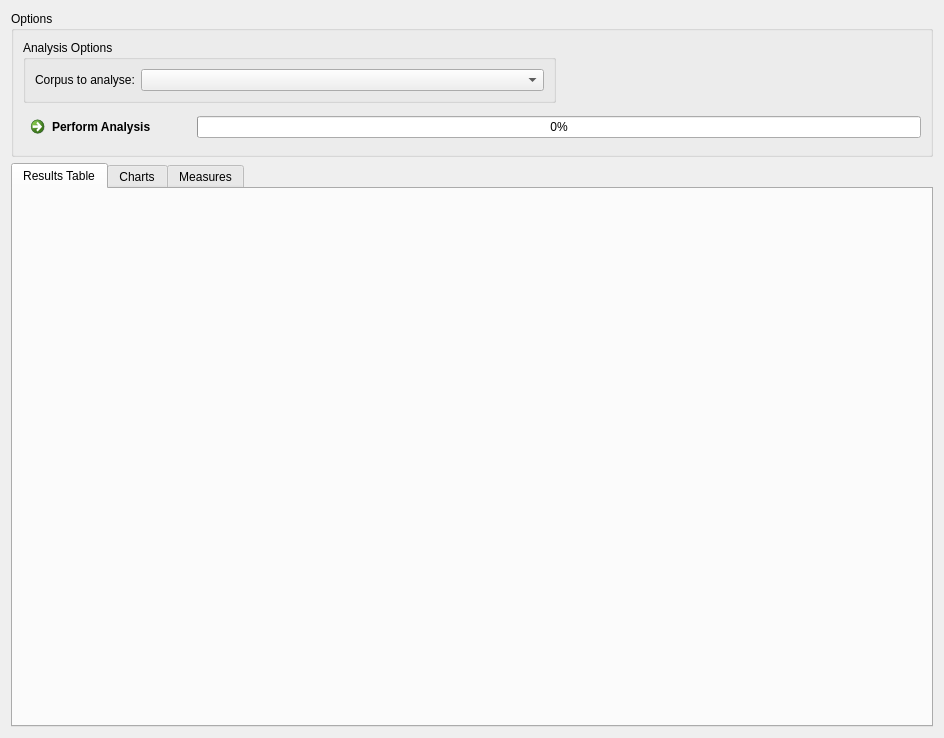
Above: app/statistics/prosody/GlobalProsodicProfileWidget.ui from praaline/Praaline before the change. Below: the same form after it.
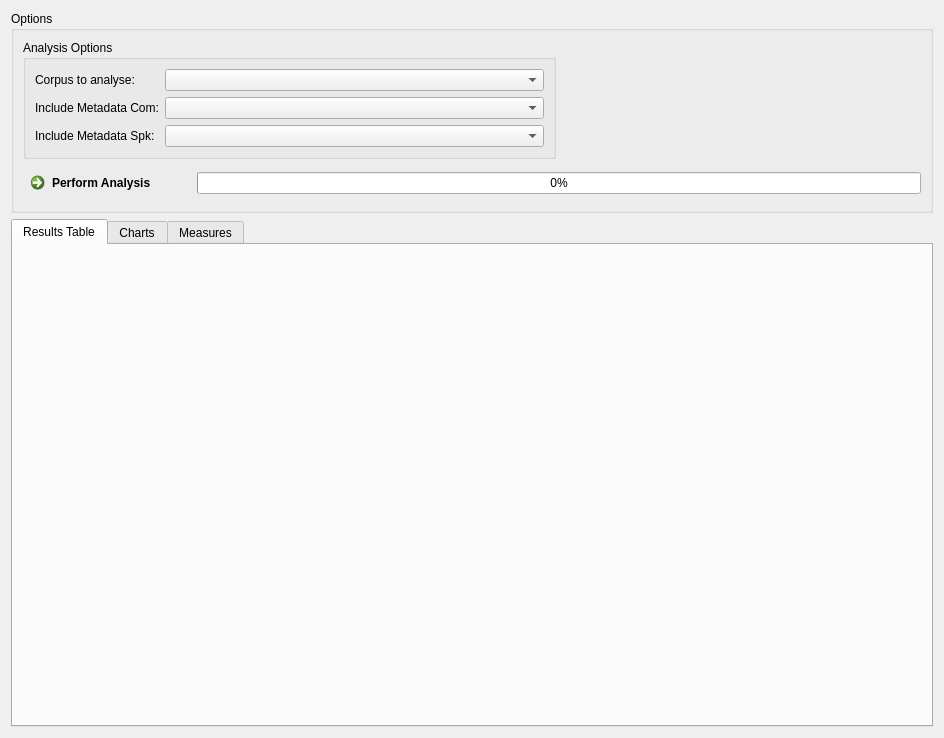
That is the form after the change. The open tabs and pages were chosen to show the change. Custom widgets are drawn as their Qt base class.

Commit message: Improvements in statistical analysis widgets

```diff
--- a/app/statistics/prosody/GlobalProsodicProfileWidget.ui
+++ b/app/statistics/prosody/GlobalProsodicProfileWidget.ui
@@ -77,6 +77,29 @@
          <string>Analysis Options</string>
         </property>
         <layout class="QGridLayout" name="gridLayout">
+         <item row="2" column="1">
+          <widget class="CheckBoxList" name="comboBoxMetadataCom">
+           <property name="sizePolicy">
+            <sizepolicy hsizetype="Expanding" vsizetype="Fixed">
+             <horstretch>0</horstretch>
+             <verstretch>0</verstretch>
+            </sizepolicy>
+           </property>
+          </widget>
+         </item>
+         <item row="3" column="1">
+          <widget class="CheckBoxList" name="comboBoxMetadataSpk">
+           <property name="sizePolicy">
+            <sizepolicy hsizetype="Expanding" vsizetype="Fixed">
+             <horstretch>0</horstretch>
+             <verstretch>0</verstretch>
+            </sizepolicy>
+           </property>
+          </widget>
+         </item>
+         <item row="0" column="1">
+          <widget class="QComboBox" name="comboBoxCorpus"/>
+         </item>
          <item row="0" column="0">
           <widget class="QLabel" name="labelCorpus">
            <property name="sizePolicy">
@@ -90,8 +113,31 @@
            </property>
           </widget>
          </item>
-         <item row="0" column="1">
-          <widget class="QComboBox" name="comboBoxCorpus"/>
+         <item row="2" column="0">
+          <widget class="QLabel" name="labelMetadataCom">
+           <property name="sizePolicy">
+            <sizepolicy hsizetype="Fixed" vsizetype="Preferred">
+             <horstretch>0</horstretch>
+             <verstretch>0</verstretch>
+            </sizepolicy>
+           </property>
+           <property name="text">
+            <string>Include Metadata Com:</string>
+           </property>
+          </widget>
+         </item>
+         <item row="3" column="0">
+          <widget class="QLabel" name="labelMetadataSpk">
+           <property name="sizePolicy">
+            <sizepolicy hsizetype="Fixed" vsizetype="Preferred">
+             <horstretch>0</horstretch>
+             <verstretch>0</verstretch>
+            </sizepolicy>
+           </property>
+           <property name="text">
+            <string>Include Metadata Spk:</string>
+           </property>
+          </widget>
          </item>
         </layout>
        </widget>
@@ -126,6 +172,20 @@
    </item>
   </layout>
  </widget>
+ <customwidgets>
+  <customwidget>
+   <class>CheckBoxList</class>
+   <extends>QComboBox</extends>
+   <header>pngui/widgets/CheckBoxList.h</header>
+  </customwidget>
+ </customwidgets>
+ <tabstops>
+  <tabstop>comboBoxCorpus</tabstop>
+  <tabstop>comboBoxMetadataCom</tabstop>
+  <tabstop>comboBoxMetadataSpk</tabstop>
+  <tabstop>commandAnalyse</tabstop>
+  <tabstop>tabWidget</tabstop>
+ </tabstops>
  <resources/>
  <connections/>
 </ui>
```
Left out of the diff: 2 changed lines with no effect on the pictures. The commit also changes 6 other files.
